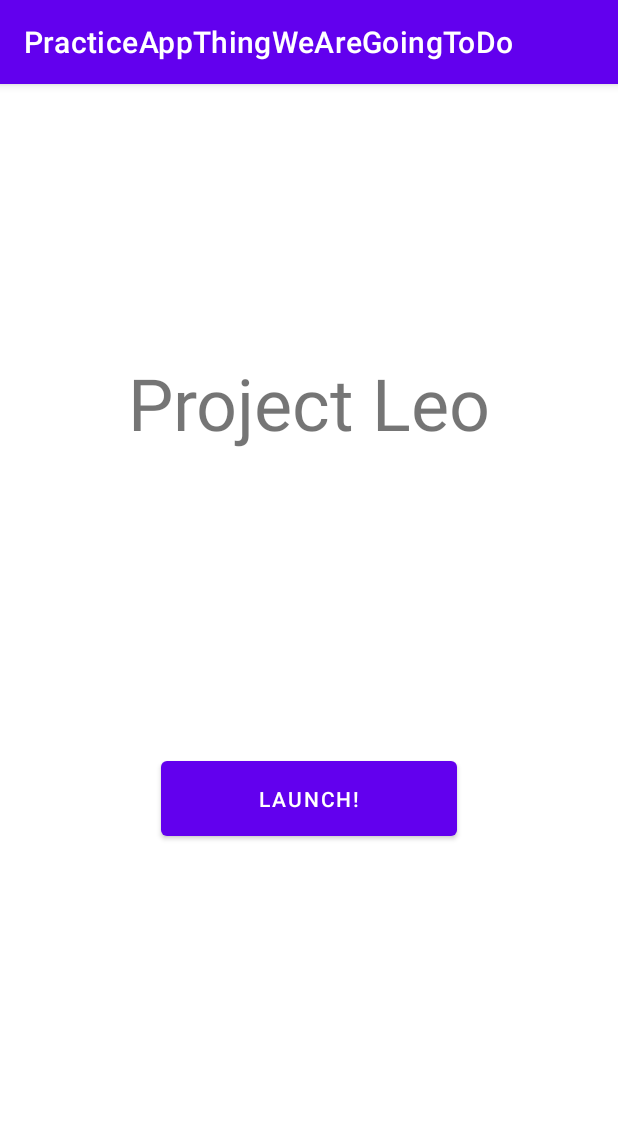
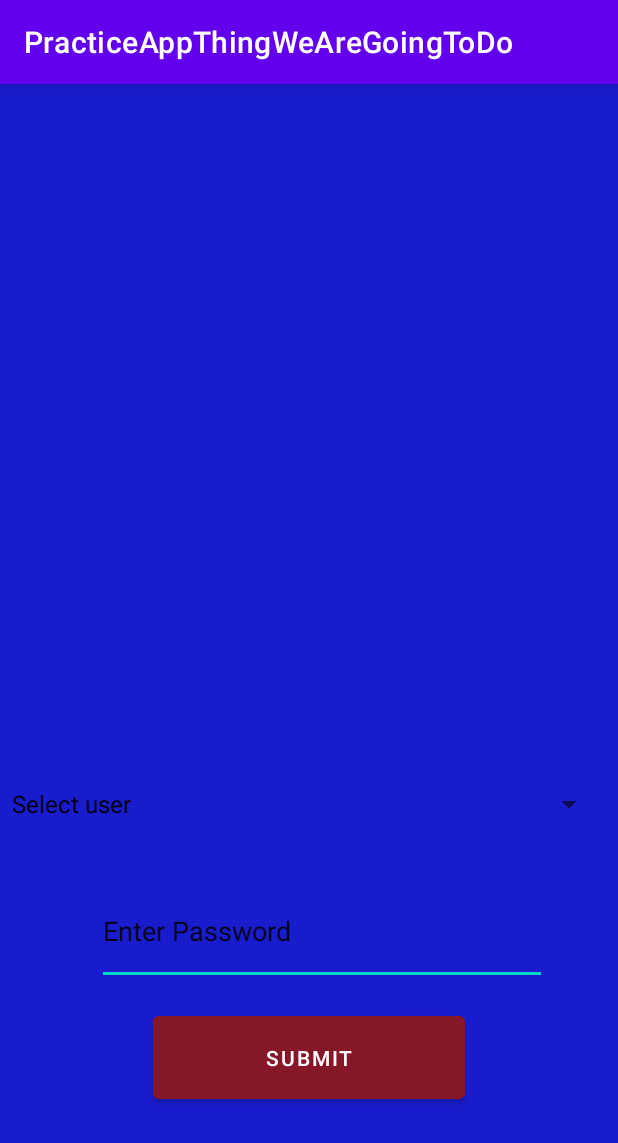
Before and after one commit to PhoenixForceRobotics/PreSeasonScoutingProject, an Android app: the screen it shows after launch (MainActivity before the commit, Login after it), on a phone screen of 412 x 824 dp. Shown: the top 1143 px of the screen. Run offline under Robolectric (Android 15) with nearby library versions, the phone set to English and light mode, and no system bars; 1 statement that could not run was skipped.

```diff
--- a/app/src/main/AndroidManifest.xml
+++ b/app/src/main/AndroidManifest.xml
@@ -9,15 +9,20 @@
         android:roundIcon="@mipmap/ic_launcher_round"
         android:supportsRtl="true"
         android:theme="@style/Theme.PracticeAppThingWeAreGoingToDo">
+        <activity android:name =".MainActivity"> </activity>
         <activity
-            android:name=".MainActivity"
+            android:name=".Login"
             android:exported="true">
+
             <intent-filter>
                 <action android:name="android.intent.action.MAIN" />
 
                 <category android:name="android.intent.category.LAUNCHER" />
             </intent-filter>
+
         </activity>
+
+
     </application>
 
 </manifest>
--- /dev/null
+++ b/app/src/main/java/com/example/practiceappthingwearegoingtodo/Login.java
@@ -0,0 +1,127 @@
+package com.example.practiceappthingwearegoingtodo;
+
+import android.content.Context;
+import android.content.Intent;
+import android.os.Bundle;
+import android.util.Log;
+import android.view.View;
+import android.widget.ArrayAdapter;
+import android.widget.Button;
+import android.widget.EditText;
+import android.widget.Spinner;
+import java.util.ArrayList;
+
+import androidx.appcompat.app.AppCompatActivity;
+
+
+import java.util.ArrayList;
+import java.util.List;
+
+public class Login extends AppCompatActivity {
+
+    int i;
+    EditText password;
+    Spinner users;
+    String user;
+    String enteredPass;
+    Button submit;
+    Boolean validated;
+    Boolean correct;
+
+    private List<String> usernames = new ArrayList<>();
+    private List<String> passwords = new ArrayList<>();
+
+
+    @Override
+    protected void onCreate(Bundle savedInstanceState) {
+        super.onCreate(savedInstanceState);
+        setContentView(R.layout.login);
+        Context context = this;
+
+        users = findViewById(R.id.usernamesSpinner);
+        password = findViewById(R.id.editText);
+        submit = findViewById(R.id.button);
+
+        //creates passwords and users
+        addUsersPasswords();
+
+
+        submit.setOnClickListener(new View.OnClickListener() {
+
+            @Override
+            public void onClick(View v) {
+
+                validateUser();
+
+
+            }
+
+        });
+
+        usernames.add(0,"Select user");
+        ArrayAdapter<String> adapter = new ArrayAdapter<>(this, android.R.layout.simple_spinner_dropdown_item, usernames);
+        //set the spinners adapter to the previously created one.
+        users.setAdapter(adapter);
+    }
+
+
+    public void validateUser () {
+        correct = false;
+        i = 1;
+        while (correct == false) {
+
+
+            enteredPass = password.getText().toString();
+            user = users.getSelectedItem().toString();
+            //navigates either way also fix for
+            Log.d("passwords:", passwords.get(0));
+            Log.d("Username", usernames.get(0));
+            Log.d("EnteredUsername", user);
+            Log.d("EnteredPass", enteredPass);
+            //find entered user in database dont need to check if exists then
+
+
+            enteredPass = passwords.get(i);
+
+            //Integer.parse int somehow works -lord andrews fault
+            if (Integer.parseInt(enteredPass) == Integer.parseInt(String.valueOf(passwords.get(i)))) {
+                correct = true;
+                Log.d("made it here", user);
+                mainPage();
+
+
+            }
+            i = i + 1;
+        }
+
+    }
+    public void mainPage() {
+        Log.d("login", "saveuser ran");
+
+        Intent intent = new Intent(this, MainActivity.class);
+        startActivity(intent);
+
+
+    }
+    public void addUsersPasswords()  {
+        Log.d("login", "added passwords and users ran");
+
+        usernames.add("Noam Sorlie");
+        usernames.add("Gabriel Adams");
+        usernames.add("Syed Ali");
+        usernames.add("Conner ???");
+        usernames.add("Malia ???");
+
+
+        passwords.add("6969");
+        passwords.add("6969");
+        passwords.add("6969");
+        passwords.add("6969");
+        passwords.add("6969");
+
+
+
+
+
+    }
+}
--- /dev/null
+++ b/app/src/main/res/layout/login.xml
@@ -0,0 +1,115 @@
+<?xml version="1.0" encoding="utf-8"?>
+<androidx.constraintlayout.widget.ConstraintLayout xmlns:android="http://schemas.android.com/apk/res/android"
+    xmlns:app="http://schemas.android.com/apk/res-auto"
+    xmlns:tools="http://schemas.android.com/tools"
+    android:layout_width="match_parent"
+    android:layout_height="match_parent"
+    android:background="@color/Blue">
+
+    <Button
+        android:id="@+id/submit"
+        android:layout_width="208dp"
+        android:layout_height="67dp"
+        android:backgroundTint="@color/red"
+        android:text="Submit"
+        android:textColor="@android:color/white"
+        app:layout_constraintBottom_toTopOf="@+id/guideline18"
+        app:layout_constraintEnd_toStartOf="@+id/guideline20"
+        app:layout_constraintStart_toStartOf="@+id/guideline19"
+        app:layout_constraintTop_toTopOf="@+id/guideline17" />
+
+    <EditText
+        android:id="@+id/editText"
+        android:layout_width="300dp"
+        android:layout_height="71dp"
+        android:text="Enter Password"
+        app:layout_constraintBottom_toTopOf="@+id/guideline17"
+        app:layout_constraintEnd_toStartOf="@+id/guideline13"
+        app:layout_constraintHorizontal_bias="0.326"
+        app:layout_constraintStart_toStartOf="@+id/guideline19"
+        app:layout_constraintTop_toTopOf="@+id/guideline11" />
+
+    <Spinner
+        android:id="@+id/usernamesSpinner"
+        android:layout_width="403dp"
+        android:layout_height="21dp"
+        app:layout_constraintBottom_toTopOf="@+id/guideline11"
+        app:layout_constraintEnd_toStartOf="@+id/guideline15"
+        app:layout_constraintStart_toStartOf="@+id/guideline16"
+        app:layout_constraintTop_toTopOf="@+id/guideline9" />
+
+    <androidx.constraintlayout.widget.Guideline
+        android:id="@+id/guideline9"
+        android:layout_width="wrap_content"
+        android:layout_height="wrap_content"
+        android:orientation="horizontal"
+        app:layout_constraintGuide_percent="0.56" />
+
+    <androidx.constraintlayout.widget.Guideline
+        android:id="@+id/guideline11"
+        android:layout_width="wrap_content"
+        android:layout_height="wrap_content"
+        android:orientation="horizontal"
+        app:layout_constraintGuide_percent="0.69" />
+
+    <androidx.constraintlayout.widget.Guideline
+        android:id="@+id/guideline13"
+        android:layout_width="wrap_content"
+        android:layout_height="wrap_content"
+        android:orientation="vertical"
+        app:layout_constraintGuide_percent="0.8856448" />
+
+    <androidx.constraintlayout.widget.Guideline
+        android:id="@+id/guideline15"
+        android:layout_width="wrap_content"
+        android:layout_height="wrap_content"
+        android:layout_marginEnd="16dp"
+        android:orientation="vertical"
+        app:layout_constraintEnd_toEndOf="parent"
+        app:layout_constraintGuide_percent="0.96" />
+
+    <androidx.constraintlayout.widget.Guideline
+        android:id="@+id/guideline16"
+        android:layout_width="wrap_content"
+        android:layout_height="wrap_content"
+        android:layout_marginStart="16dp"
+        android:orientation="vertical"
+        app:layout_constraintGuide_percent="0.01946472"
+        app:layout_constraintStart_toStartOf="parent" />
+
+    <androidx.constraintlayout.widget.Guideline
+        android:id="@+id/guideline17"
+        android:layout_width="wrap_content"
+        android:layout_height="wrap_content"
+        android:orientation="horizontal"
+        app:layout_constraintGuide_percent="0.78" />
+
+    <androidx.constraintlayout.widget.Guideline
+        android:id="@+id/guideline18"
+        android:layout_width="wrap_content"
+        android:layout_height="wrap_content"
+        android:orientation="horizontal"
+        app:layout_constraintGuide_percent="0.91" />
+
+    <androidx.constraintlayout.widget.Guideline
+        android:id="@+id/guideline19"
+        android:layout_width="wrap_content"
+        android:layout_height="wrap_content"
+        android:orientation="vertical"
+        app:layout_constraintGuide_begin="65dp" />
+
+    <androidx.constraintlayout.widget.Guideline
+        android:id="@+id/guideline20"
+        android:layout_width="wrap_content"
+        android:layout_height="wrap_content"
+        android:orientation="vertical"
+        app:layout_constraintGuide_begin="347dp" />
+
+    <androidx.constraintlayout.widget.Guideline
+        android:id="@+id/guideline21"
+        android:layout_width="wrap_content"
+        android:layout_height="wrap_content"
+        android:orientation="horizontal"
+        app:layout_constraintGuide_percent="0.08" />
+
+</androidx.constraintlayout.widget.ConstraintLayout>
--- a/app/src/main/res/values/colors.xml
+++ b/app/src/main/res/values/colors.xml
@@ -1,6 +1,8 @@
 <?xml version="1.0" encoding="utf-8"?>
 <resources>
     <color name="purple_200">#FFBB86FC</color>
+    <color name="red">#851728</color>
+    <color name="Blue">#191CCC</color>
     <color name="purple_500">#FF6200EE</color>
     <color name="purple_700">#FF3700B3</color>
     <color name="teal_200">#FF03DAC5</color>
--- a/app/src/main/res/values/strings.xml
+++ b/app/src/main/res/values/strings.xml
@@ -2,4 +2,5 @@
     <string name="app_name">PracticeAppThingWeAreGoingToDo</string>
     <string name="Project_leo">Project Leo</string>
     <string name="Start_button"> Launch! </string>
+
 </resources>
```
Also changed, not shown: 1 other file.
